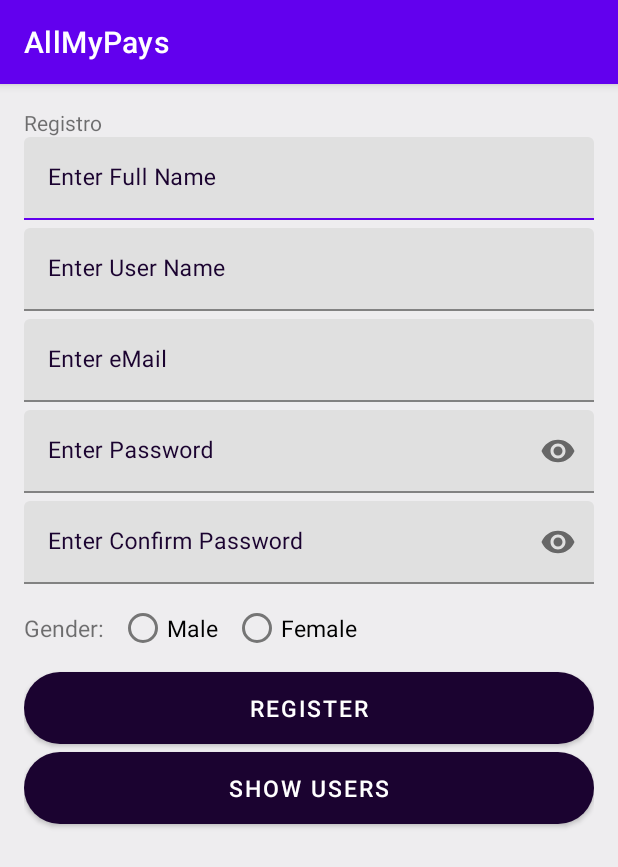
After one commit to BenjaSar/AllMyPays_G4_P49, an Android app: the fragment RegistroFragment shown on its own in the app's theme, on a phone screen of 412 x 824 dp. The commit adds this screen. Shown: the top 867 px of the screen. Run offline under Robolectric (Android 15) with nearby library versions, the phone set to English and light mode, and no system bars.

Commit message:
Se agregaron funcionalidades al boton Crear cuenta del fragmento LOGIN  y REGISTER del fragmento registro

```diff
--- a/app/build.gradle
+++ b/app/build.gradle
@@ -38,6 +38,7 @@
     implementation 'androidx.appcompat:appcompat:1.3.1'
     implementation 'com.google.android.material:material:1.4.0'
     implementation 'androidx.constraintlayout:constraintlayout:2.1.1'
+    implementation 'androidx.legacy:legacy-support-v4:1.0.0'
     testImplementation 'junit:junit:4.+'
     androidTestImplementation 'androidx.test.ext:junit:1.1.3'
     androidTestImplementation 'androidx.test.espresso:espresso-core:3.4.0'
--- a/app/src/main/AndroidManifest.xml
+++ b/app/src/main/AndroidManifest.xml
@@ -24,7 +24,7 @@
             android:exported="false"
             tools:ignore="Instantiatable" />
         <activity
-            android:name=".Registro"
+            android:name=".Register_old"
             android:exported="false" />
         <activity
             android:name=".User"
--- a/app/src/main/java/com/example/allmypays/MainActivity.kt
+++ b/app/src/main/java/com/example/allmypays/MainActivity.kt
@@ -3,7 +3,7 @@
 import android.os.Bundle
 import androidx.appcompat.app.AppCompatActivity
 import androidx.fragment.app.Fragment
-import com.example.allmypays.ui.fragments.LoginFragment
+import com.example.allmypays.view.ui.fragments.LoginFragment
 
 class MainActivity : AppCompatActivity(), NavigationHost {
 
--- a/app/src/main/java/com/example/allmypays/NavigationHost.kt
+++ b/app/src/main/java/com/example/allmypays/NavigationHost.kt
@@ -1,5 +1,6 @@
 package com.example.allmypays
 
+import android.app.Activity
 import androidx.fragment.app.Fragment
 
 
--- /dev/null
+++ b/app/src/main/java/com/example/allmypays/view/ui/fragments/RegistroFragment.kt
@@ -0,0 +1,69 @@
+package com.example.allmypays.view.ui.fragments
+
+import android.os.Bundle
+import androidx.fragment.app.Fragment
+import android.view.LayoutInflater
+import android.view.View
+import android.view.ViewGroup
+import com.example.allmypays.HomeFragment
+import com.example.allmypays.NavigationHost
+import com.example.allmypays.R
+import kotlinx.android.synthetic.main.fragment_registro.view.*
+
+// TODO: Rename parameter arguments, choose names that match
+// the fragment initialization parameters, e.g. ARG_ITEM_NUMBER
+private const val ARG_PARAM1 = "param1"
+private const val ARG_PARAM2 = "param2"
+
+/**
+ * A simple [Fragment] subclass.
+ * Use the [RegistroFragment.newInstance] factory method to
+ * create an instance of this fragment.
+ */
+class RegistroFragment : Fragment() {
+    // TODO: Rename and change types of parameters
+    private var param1: String? = null
+    private var param2: String? = null
+
+    override fun onCreate(savedInstanceState: Bundle?) {
+        super.onCreate(savedInstanceState)
+        arguments?.let {
+            param1 = it.getString(ARG_PARAM1)
+            param2 = it.getString(ARG_PARAM2)
+        }
+    }
+
+    override fun onCreateView(
+        inflater: LayoutInflater, container: ViewGroup?,
+        savedInstanceState: Bundle?
+    ): View? {
+        // Inflate the layout for this fragment
+        val viewRegister = inflater.inflate(R.layout.fragment_registro, container, false)
+
+        viewRegister.register.setOnClickListener {
+            (activity as NavigationHost).navigateTo(HomeFragment(), false)
+        }
+
+        return viewRegister
+    }
+
+    companion object {
+        /**
+         * Use this factory method to create a new instance of
+         * this fragment using the provided parameters.
+         *
+         * @param param1 Parameter 1.
+         * @param param2 Parameter 2.
+         * @return A new instance of fragment RegistroFragment.
+         */
+        // TODO: Rename and change types and number of parameters
+        @JvmStatic
+        fun newInstance(param1: String, param2: String) =
+            RegistroFragment().apply {
+                arguments = Bundle().apply {
+                    putString(ARG_PARAM1, param1)
+                    putString(ARG_PARAM2, param2)
+                }
+            }
+    }
+}
--- a/app/src/main/res/layout/activity_registro.xml
+++ b/app/src/main/res/layout/fragment_registro.xml
@@ -4,7 +4,7 @@
     xmlns:tools="http://schemas.android.com/tools"
     android:layout_width="match_parent"
     android:layout_height="match_parent"
-    tools:context=".Registro">
+    tools:context=".view.ui.fragments.RegistroFragment">
 
     <LinearLayout
         android:layout_width="match_parent"
@@ -47,7 +47,7 @@
             android:focusableInTouchMode="true"
             android:textColorHint="@color/colorAccent">
 
-            <EditText
+            <com.google.android.material.textfield.TextInputEditText
                 android:layout_width="match_parent"
                 android:layout_height="wrap_content"
                 android:ems="10"
--- a/app/src/main/res/layout/home_fragment.xml
+++ b/app/src/main/res/layout/home_fragment.xml
@@ -15,7 +15,7 @@
             android:layout_width="wrap_content"
             android:layout_height="wrap_content"
             android:layout_gravity="center"
-            android:text="Test page!"
+            android:text="Home Page!"
             android:textAllCaps="true"
             android:textSize="16sp" />
 
--- a/app/src/main/res/values/strings.xml
+++ b/app/src/main/res/values/strings.xml
@@ -16,5 +16,7 @@
     <string name="female">Female</string>
     <string name="gender">Gender:</string>
     <string name="register">Registro</string>
+    <!-- TODO: Remove or change this placeholder text -->
+    <string name="hello_blank_fragment">Hello blank fragment</string>
 
 </resources>
```
Also changed, not shown: app/src/main/java/com/example/allmypays/Registro.kt (deleted, +0 -11 lines), app/src/main/java/com/example/allmypays/view/ui/fragments/LoginFragment.kt (renamed from app/src/main/java/com/example/allmypays/ui/fragments/LoginFragment.kt, +6 -4 lines).
